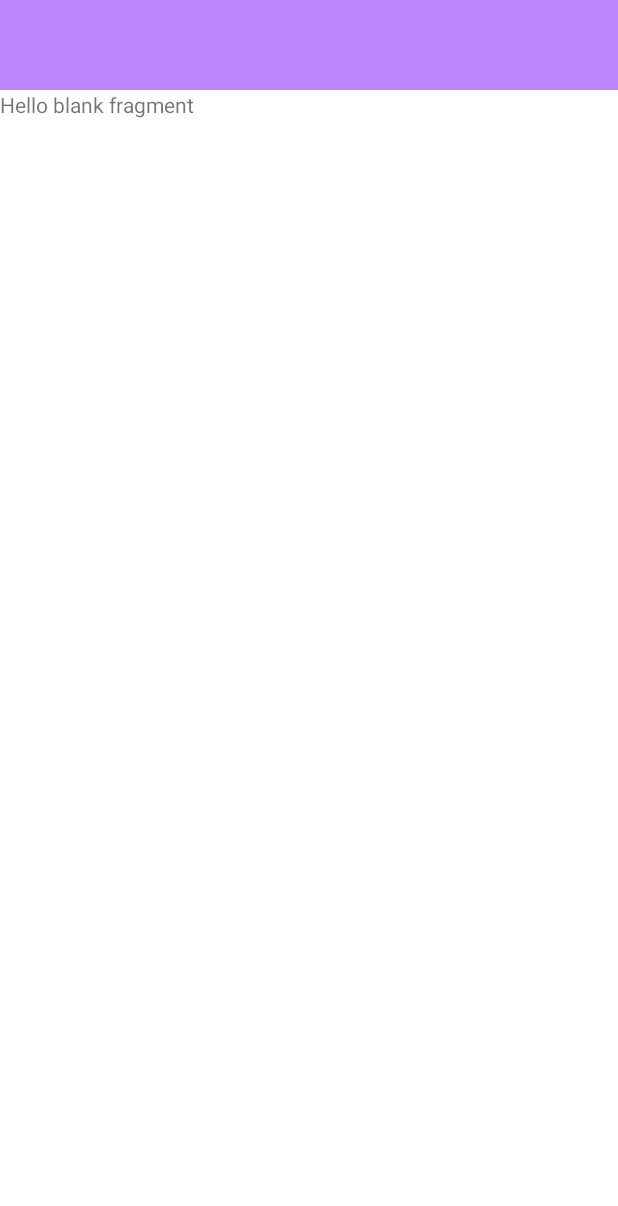
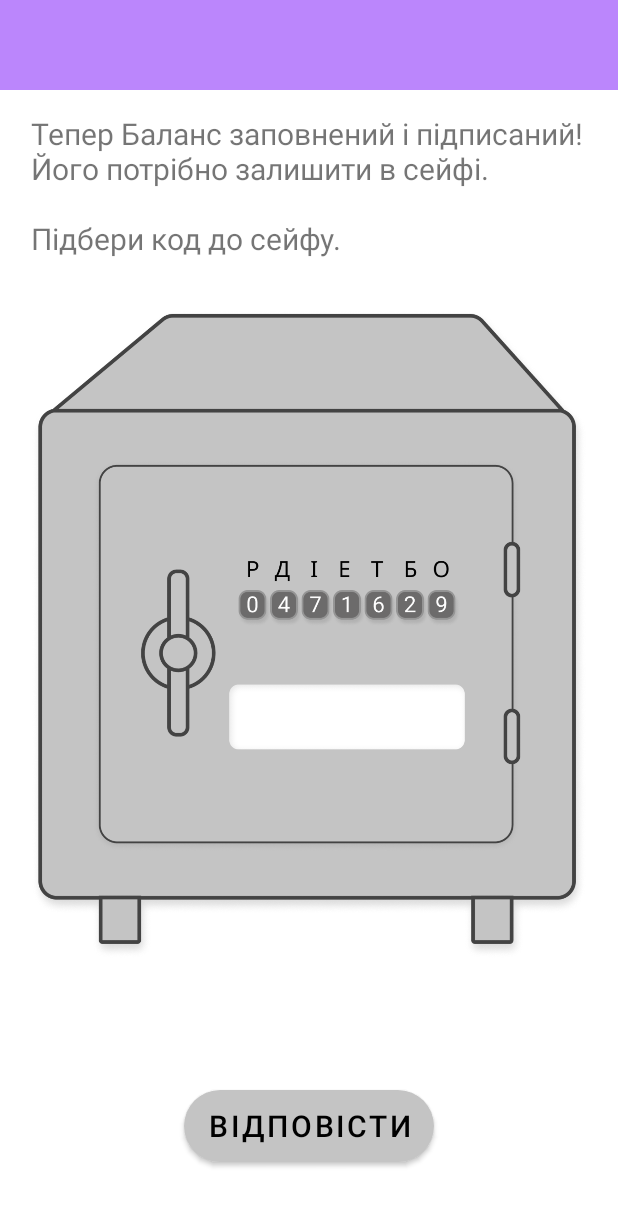
Before and after one commit to YevheniiSych/BetAccountant, an Android app: the FourthLevel screen opened through its navigation route, on a phone screen of 412 x 824 dp. Shown: the top 1206 px of the screen. Run offline under Robolectric (Android 15) with nearby library versions, the phone set to English and light mode, and no system bars.

Commit message:
Fourth level fragment UI was designed

```diff
--- a/app/src/main/res/layout/fragment_fourth_level.xml
+++ b/app/src/main/res/layout/fragment_fourth_level.xml
@@ -1,14 +1,47 @@
 <?xml version="1.0" encoding="utf-8"?>
-<FrameLayout xmlns:android="http://schemas.android.com/apk/res/android"
+<androidx.constraintlayout.widget.ConstraintLayout xmlns:android="http://schemas.android.com/apk/res/android"
+    xmlns:app="http://schemas.android.com/apk/res-auto"
     xmlns:tools="http://schemas.android.com/tools"
     android:layout_width="match_parent"
     android:layout_height="match_parent"
+    android:background="@android:color/transparent"
     tools:context=".fragment.FourthLevel">
 
-    <!-- TODO: Update blank fragment layout -->
     <TextView
-        android:layout_width="match_parent"
-        android:layout_height="match_parent"
-        android:text="@string/hello_blank_fragment" />
+        android:id="@+id/thirdQuestionTxt"
+        android:layout_width="0dp"
+        android:layout_height="wrap_content"
+        android:text="@string/fourth_level_question"
+        android:textSize="20sp"
+        app:layout_constraintBottom_toBottomOf="parent"
+        app:layout_constraintEnd_toEndOf="parent"
+        app:layout_constraintStart_toStartOf="parent"
+        app:layout_constraintTop_toTopOf="parent"
+        app:layout_constraintVertical_bias="0.023"
+        app:layout_constraintWidth_percent="0.9" />
 
-</FrameLayout>
+    <ImageView
+        android:id="@+id/thirdQuestionImg"
+        android:layout_width="0dp"
+        android:layout_height="0dp"
+        android:src="@drawable/safe"
+        app:layout_constraintBottom_toBottomOf="parent"
+        app:layout_constraintEnd_toEndOf="parent"
+        app:layout_constraintHeight_percent="0.6"
+        app:layout_constraintStart_toStartOf="parent"
+        app:layout_constraintTop_toBottomOf="@id/thirdQuestionTxt"
+        app:layout_constraintVertical_bias="0.109"
+        app:layout_constraintWidth_percent="0.9" />
+
+    <Button
+        android:id="@+id/thirdQuestionAnswerBtn"
+        style="@style/baseButtonStyle"
+        android:background="@drawable/answer_button_background"
+        android:text="@string/answer"
+        app:layout_constraintBottom_toBottomOf="parent"
+        app:layout_constraintEnd_toEndOf="parent"
+        app:layout_constraintStart_toStartOf="parent"
+        app:layout_constraintTop_toBottomOf="@+id/thirdQuestionImg"
+        app:layout_constraintVertical_bias="0.6" />
+
+</androidx.constraintlayout.widget.ConstraintLayout>
--- a/app/src/main/res/values/strings.xml
+++ b/app/src/main/res/values/strings.xml
@@ -17,4 +17,5 @@
     <string name="business_meeting">Ділова зустріч</string>
     <string name="second_to_third_level_story">Активи=Пасиви\n\nВітаємо! Ти правильно склав баланс!\nТепер допоможи БетБухгалтеру знайти директора і підписати баланс!\n\nВгадай, де знаходиться директор?</string>
     <string name="сontinue">Продовжити</string>
+    <string name="fourth_level_question">Тепер Баланс заповнений і підписаний! Його потрібно залишити в сейфі.\n\nПідбери код до сейфу.</string>
 </resources>
```
Also changed, not shown: app/src/main/res/drawable/safe.png (added).
